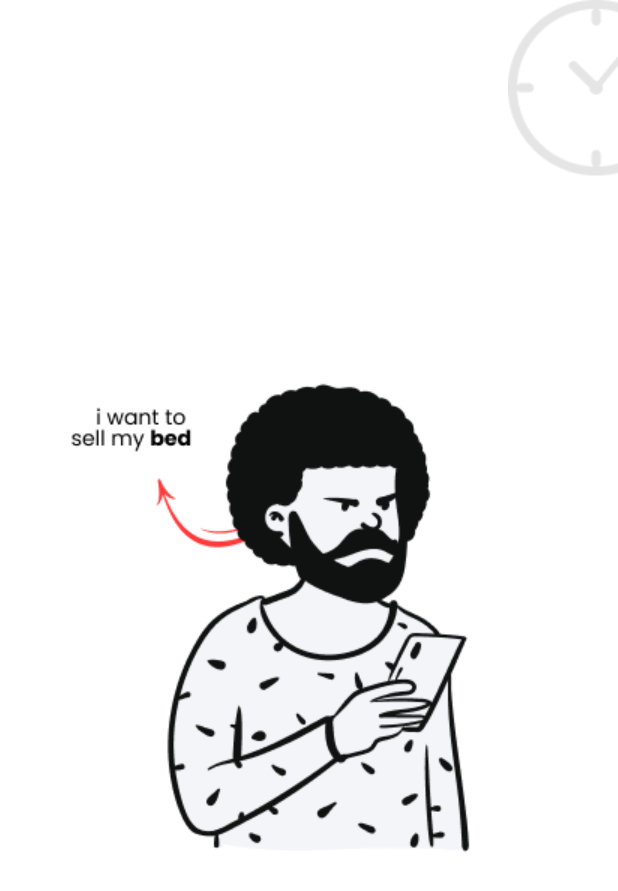
After one commit to KU-Bazar/android, an Android app: the layout onboarding_init.xml on its own in the app's theme, with its tools: preview values and no code run, on a phone screen of 412 x 824 dp. The commit adds this screen. Shown: the top 891 px of the screen. Run offline under Robolectric (Android 15) with nearby library versions, the phone set to English and light mode, and no system bars.

Commit message:
feat: onBoarding Screen adding

```diff
--- /dev/null
+++ b/KU-BazarApp/app/src/main/res/layout/onboarding_init.xml
@@ -0,0 +1,22 @@
+<?xml version="1.0" encoding="utf-8"?>
+<RelativeLayout xmlns:android="http://schemas.android.com/apk/res/android"
+    android:layout_width="match_parent"
+    android:layout_height="match_parent">
+
+    <ImageView
+        android:id="@+id/onBoardInitMe"
+        android:layout_width="wrap_content"
+        android:layout_height="wrap_content"
+        android:layout_centerInParent="true"
+        android:src="@drawable/onboard_me" />
+
+    <ImageView
+        android:id="@+id/clock"
+        android:layout_width="wrap_content"
+        android:layout_height="wrap_content"
+        android:src="@drawable/clock"
+        android:layout_alignParentRight="true"
+        android:layout_centerInParent="@+id/onBoardInitMe"
+        />
+
+</RelativeLayout>
--- a/KU-BazarApp/app/src/main/res/values/strings.xml
+++ b/KU-BazarApp/app/src/main/res/values/strings.xml
@@ -1,3 +1,4 @@
 <resources>
     <string name="app_name">KU-Bazar</string>
+    <string name="My_photo">onBoardInitMe</string>
 </resources>
```
Also changed, not shown: KU-BazarApp/app/src/main/res/drawable/another_wall.png (added), KU-BazarApp/app/src/main/res/drawable/clock.png (added), KU-BazarApp/app/src/main/res/drawable/onboard_me.png (added), KU-BazarApp/app/src/main/res/drawable/picture.png (added), KU-BazarApp/app/src/main/res/drawable/wall.png (added).
